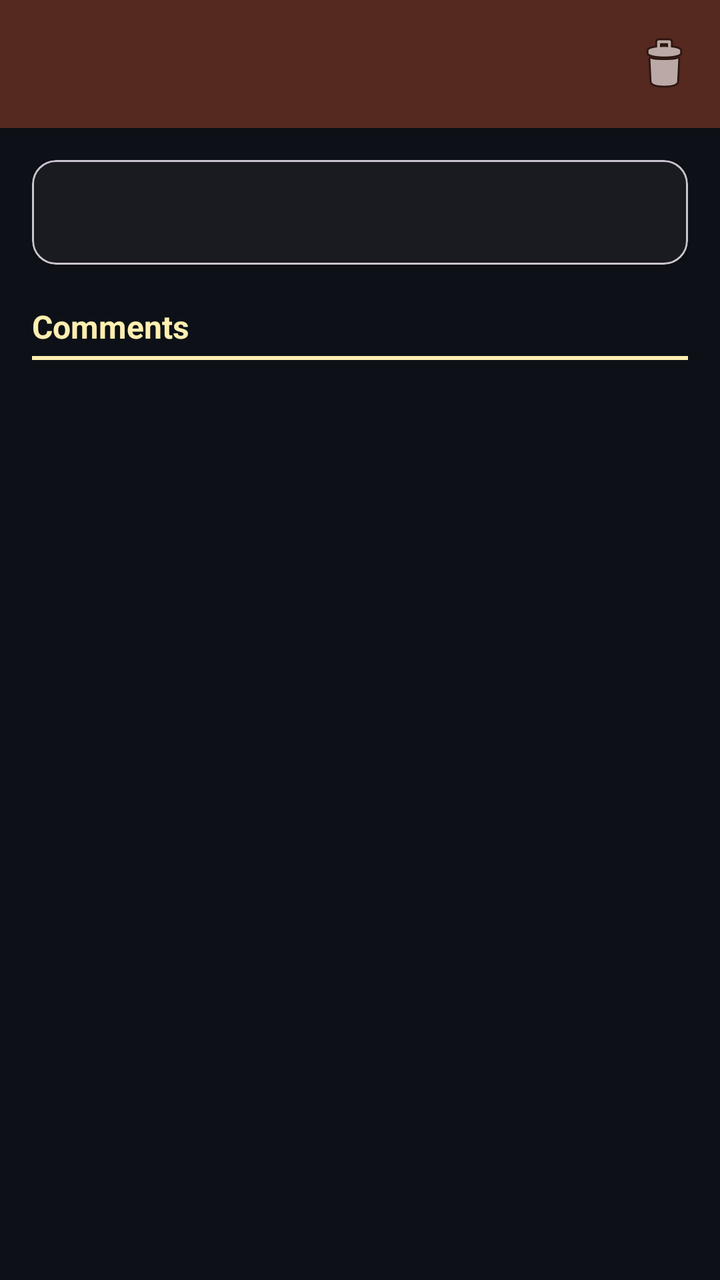
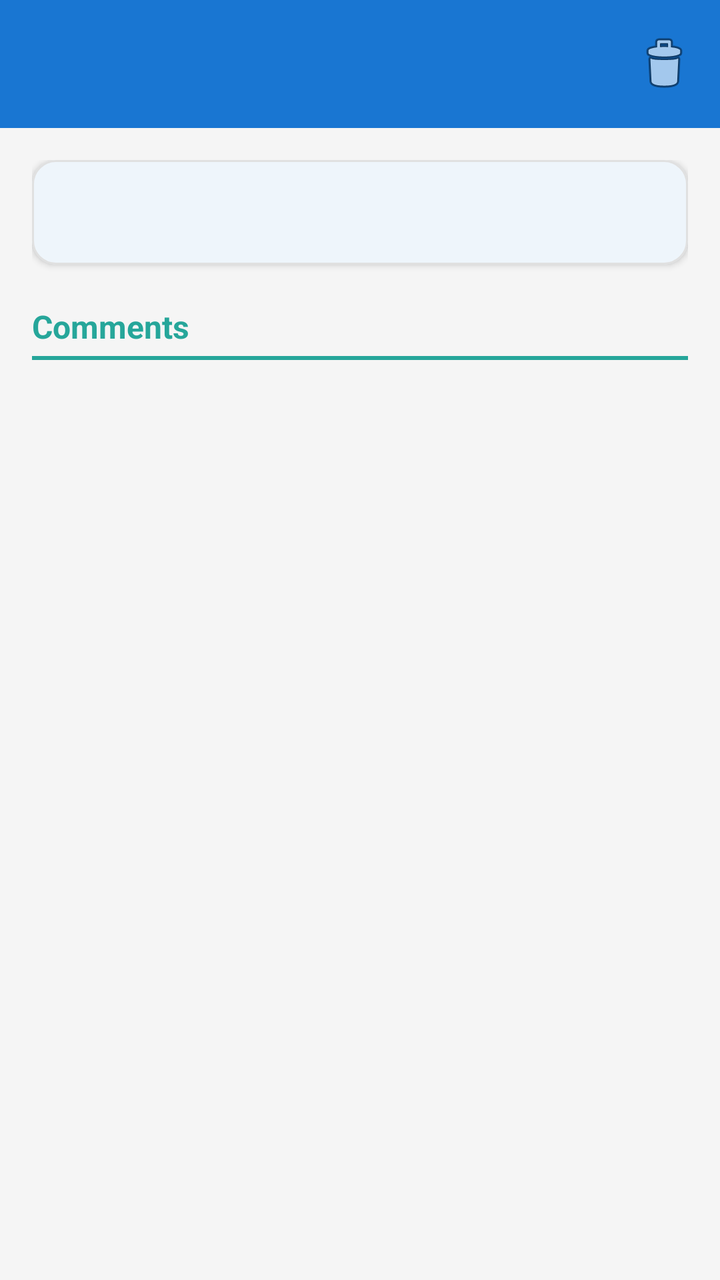

An Android layout rendered at two revisions. The XML below is the earlier revision; the diff shows what the commit changed to produce the second picture.
<!-- AndroidManifest.xml: application theme Theme.Miniblog -->
<!-- res/layout/activity_post_detail.xml -->
<?xml version="1.0" encoding="utf-8"?>
<LinearLayout
    xmlns:android="http://schemas.android.com/apk/res/android"
    xmlns:app="http://schemas.android.com/apk/res-auto"
    android:layout_width="match_parent"
    android:layout_height="match_parent"
    android:orientation="vertical"
    android:background="@color/background">

    <com.google.android.material.appbar.AppBarLayout
        android:layout_width="match_parent"
        android:layout_height="wrap_content"
        android:theme="@style/Theme.Miniblog.Toolbar">

        <com.google.android.material.appbar.MaterialToolbar
            android:id="@+id/toolbar"
            android:layout_width="match_parent"
            android:layout_height="?attr/actionBarSize"
            android:background="@color/primary"
            app:titleTextColor="@color/toolbar_icon"
            app:navigationIconTint="@color/toolbar_icon"
            app:menu="@menu/menu_post_detail" />

    </com.google.android.material.appbar.AppBarLayout>

    <ScrollView
        android:layout_width="match_parent"
        android:layout_height="match_parent"
        android:fillViewport="true">

        <LinearLayout
            android:layout_width="match_parent"
            android:layout_height="wrap_content"
            android:orientation="vertical"
            android:padding="16dp">

            <com.google.android.material.card.MaterialCardView
                android:layout_width="match_parent"
                android:layout_height="wrap_content"
                app:cardCornerRadius="12dp"
                app:cardElevation="2dp"
                app:cardBackgroundColor="@color/card_background">

                <LinearLayout
                    android:layout_width="match_parent"
                    android:layout_height="wrap_content"
                    android:orientation="vertical"
                    android:padding="16dp">

                    <TextView
                        android:id="@+id/textViewDetailBody"
                        android:layout_width="match_parent"
                        android:layout_height="wrap_content"
                        android:textSize="15sp"
                        android:textColor="@color/text_primary"
                        android:lineSpacingMultiplier="1.4" />

                </LinearLayout>

            </com.google.android.material.card.MaterialCardView>

            <TextView
                android:layout_width="match_parent"
                android:layout_height="wrap_content"
                android:layout_marginTop="20dp"
                android:layout_marginBottom="4dp"
                android:text="Comments"
                android:textStyle="bold"
                android:textSize="16sp"
                android:textColor="@color/accent" />

            <View
                android:layout_width="match_parent"
                android:layout_height="2dp"
                android:layout_marginBottom="8dp"
                android:background="@color/accent" />

            <ProgressBar
                android:id="@+id/progressBarComments"
                android:layout_width="wrap_content"
                android:layout_height="wrap_content"
                android:layout_gravity="center_horizontal"
                android:layout_marginTop="8dp"
                android:visibility="gone" />

            <TextView
                android:id="@+id/textViewCommentsMessage"
                android:layout_width="match_parent"
                android:layout_height="wrap_content"
                android:layout_marginTop="8dp"
                android:textColor="@color/error"
                android:visibility="gone" />

            <androidx.recyclerview.widget.RecyclerView
                android:id="@+id/recyclerViewComments"
                android:layout_width="match_parent"
                android:layout_height="wrap_content"
                android:nestedScrollingEnabled="false"
                android:layout_marginTop="8dp" />

        </LinearLayout>

    </ScrollView>

</LinearLayout>
<!-- resources referenced by this layout -->
<resources>
  <color name="accent">#FFEFB1</color>
  <color name="background">#FF0D1117</color>
  <color name="card_background">#FF161B22</color>
  <color name="error">#FFF85149</color>
  <color name="primary">#FF552920</color>
  <color name="text_primary">#FFEFB1</color>
  <color name="toolbar_icon">#FFEFB1</color>
  <style name="Theme.Miniblog.Toolbar" parent="ThemeOverlay.Material3.Dark.ActionBar">
          <item name="android:background">@color/primary</item>
          <item name="colorOnSurface">@color/toolbar_icon</item>
      </style>
  <style name="Theme.Miniblog" parent="Base.Theme.Miniblog" />
  <style name="Base.Theme.Miniblog" parent="Theme.Material3.DayNight.NoActionBar">
          <item name="colorPrimary">@color/primary</item>
          <item name="colorOnPrimary">@color/on_primary</item>
          <item name="colorPrimaryContainer">@color/primary_light</item>
          <item name="colorSecondary">@color/accent</item>
          <item name="colorOnSecondary">@color/on_primary</item>
          <item name="colorSurface">@color/card_background</item>
          <item name="colorOnSurface">@color/text_primary</item>
          <item name="android:statusBarColor">@color/background</item>
          <item name="android:navigationBarColor">@color/background</item>
          <item name="android:windowBackground">@color/background</item>
      </style>
  <color name="on_primary">#FF0D1117</color>
  <color name="primary_light">#FF7A4A3E</color>
</resources>

<!-- the commit's change to res/layout/activity_post_detail.xml (unified diff, before → after) -->
@@ -10,7 +10,7 @@
     <com.google.android.material.appbar.AppBarLayout
         android:layout_width="match_parent"
         android:layout_height="wrap_content"
-        android:theme="@style/Theme.Miniblog.Toolbar">
+        android:background="@color/primary">
 
         <com.google.android.material.appbar.MaterialToolbar
             android:id="@+id/toolbar"
@@ -39,7 +39,9 @@
                 android:layout_height="wrap_content"
                 app:cardCornerRadius="12dp"
                 app:cardElevation="2dp"
-                app:cardBackgroundColor="@color/card_background">
+                app:cardBackgroundColor="@color/card_background"
+                app:strokeColor="@color/card_border"
+                app:strokeWidth="1dp">
 
                 <LinearLayout
                     android:layout_width="match_parent"
<!-- resource entries referenced after the edit -->
@@ -1,30 +1,28 @@
 <!-- resources referenced by this layout -->
 <resources>
-  <color name="accent">#FFEFB1</color>
-  <color name="background">#FF0D1117</color>
-  <color name="card_background">#FF161B22</color>
-  <color name="error">#FFF85149</color>
-  <color name="primary">#FF552920</color>
-  <color name="text_primary">#FFEFB1</color>
-  <color name="toolbar_icon">#FFEFB1</color>
-  <style name="Theme.Miniblog.Toolbar" parent="ThemeOverlay.Material3.Dark.ActionBar">
-          <item name="android:background">@color/primary</item>
-          <item name="colorOnSurface">@color/toolbar_icon</item>
-      </style>
+  <color name="accent">#FF26A69A</color>
+  <color name="background">#FFF5F5F5</color>
+  <color name="card_background">#FFFFFFFF</color>
+  <color name="card_border">#FFE0E0E0</color>
+  <color name="error">#FFD32F2F</color>
+  <color name="primary">#FF1976D2</color>
+  <color name="text_primary">#FF222222</color>
+  <color name="toolbar_icon">#FFFFFFFF</color>
   <style name="Theme.Miniblog" parent="Base.Theme.Miniblog" />
-  <style name="Base.Theme.Miniblog" parent="Theme.Material3.DayNight.NoActionBar">
+  <style name="Base.Theme.Miniblog" parent="Theme.Material3.Light.NoActionBar">
           <item name="colorPrimary">@color/primary</item>
           <item name="colorOnPrimary">@color/on_primary</item>
           <item name="colorPrimaryContainer">@color/primary_light</item>
           <item name="colorSecondary">@color/accent</item>
-          <item name="colorOnSecondary">@color/on_primary</item>
+          <item name="colorOnSecondary">@android:color/white</item>
           <item name="colorSurface">@color/card_background</item>
           <item name="colorOnSurface">@color/text_primary</item>
-          <item name="android:statusBarColor">@color/background</item>
-          <item name="android:navigationBarColor">@color/background</item>
+          <item name="android:statusBarColor">@color/primary_dark</item>
+          <item name="android:navigationBarColor">@color/primary_dark</item>
           <item name="android:windowBackground">@color/background</item>
       </style>
-  <color name="on_primary">#FF0D1117</color>
-  <color name="primary_light">#FF7A4A3E</color>
+  <color name="on_primary">#FFFFFFFF</color>
+  <color name="primary_light">#FF42A5F5</color>
+  <color name="primary_dark">#FF1565C0</color>
 </resources>
 
